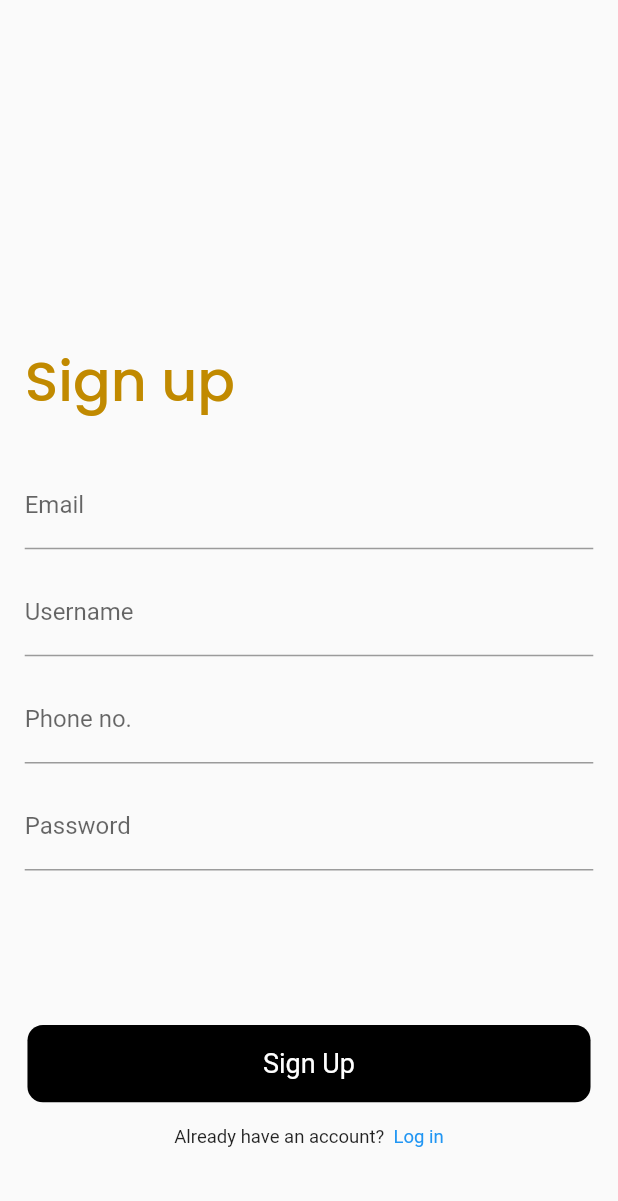
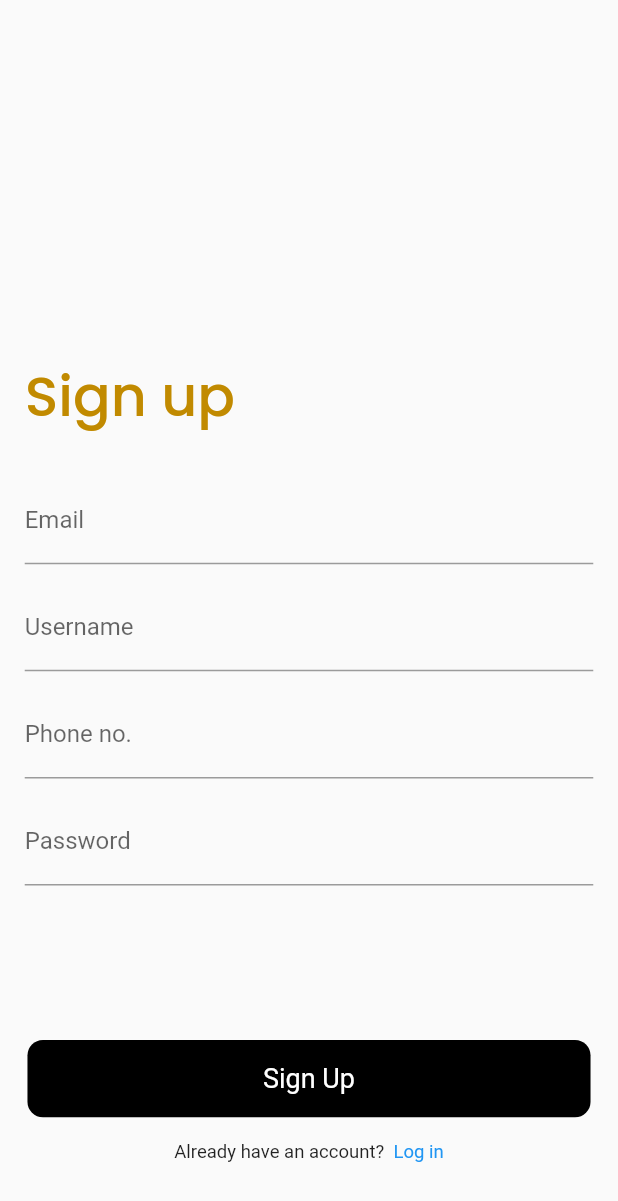
Before and after one commit to kaifakhtar/VoltGo, a Flutter app: the screen it shows after launch, on a phone screen of 412 x 824 dp. Shown: the top 1201 px of the screen. Run offline on Flutter 3.47's test engine with Material 2 defaults, Android fonts, the phone set to English and light mode, and no system bars; our stand-ins replace firebase_auth, firebase_core, flutter_screenutil, google_fonts, lottie; accounts and stored records are empty.

Commit message:
designed signup screen again!

```diff
--- a/lib/screens/signUp_screen.dart
+++ b/lib/screens/signUp_screen.dart
@@ -75,7 +75,7 @@ class _SignUpPageState extends State<SignUpPage> {
               key: _formKey,
               child: Column(
                 children: <Widget>[
-                  SizedBox(height: 210,),
+                  SizedBox(height: 220,),
                    Row(children:  [Text("Sign up",
                     style: GoogleFonts.poppins(fontSize: 36.sp,
                         fontWeight: FontWeight.w500,
```
